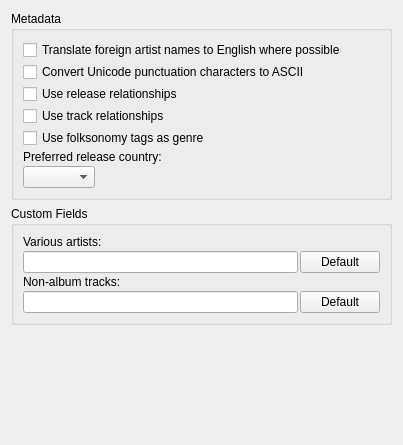
metabrainz/picard, file ui/options_metadata.ui: the form before one commit.
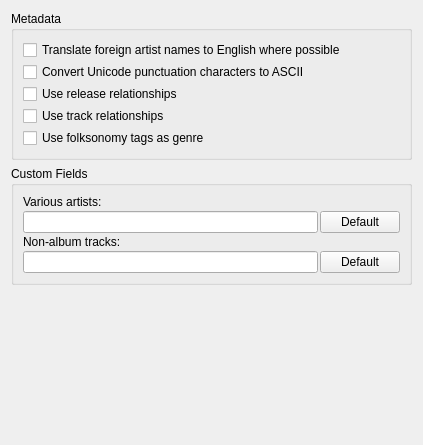
The form after the commit.

Commit message: Get rid of the preferred release country option.

```diff
--- a/ui/options_metadata.ui
+++ b/ui/options_metadata.ui
@@ -6,7 +6,7 @@
    <rect>
     <x>0</x>
     <y>0</y>
-    <width>403</width>
+    <width>423</width>
     <height>445</height>
    </rect>
   </property>
@@ -55,29 +55,6 @@
         </property>
        </widget>
       </item>
-      <item row="5" column="0" colspan="2">
-       <widget class="QLabel" name="label">
-        <property name="text">
-         <string>Preferred release country:</string>
-        </property>
-       </widget>
-      </item>
-      <item row="6" column="0">
-       <widget class="QComboBox" name="preferred_release_country"/>
-      </item>
-      <item row="6" column="1">
-       <spacer>
-        <property name="orientation">
-         <enum>Qt::Horizontal</enum>
-        </property>
-        <property name="sizeHint" stdset="0">
-         <size>
-          <width>161</width>
-          <height>20</height>
-         </size>
-        </property>
-       </spacer>
-      </item>
      </layout>
     </widget>
    </item>
@@ -87,9 +64,6 @@
       <string>Custom Fields</string>
      </property>
      <layout class="QGridLayout">
-      <property name="margin">
-       <number>9</number>
-      </property>
       <property name="spacing">
        <number>2</number>
       </property>
```
The commit also changes 2 other files.
